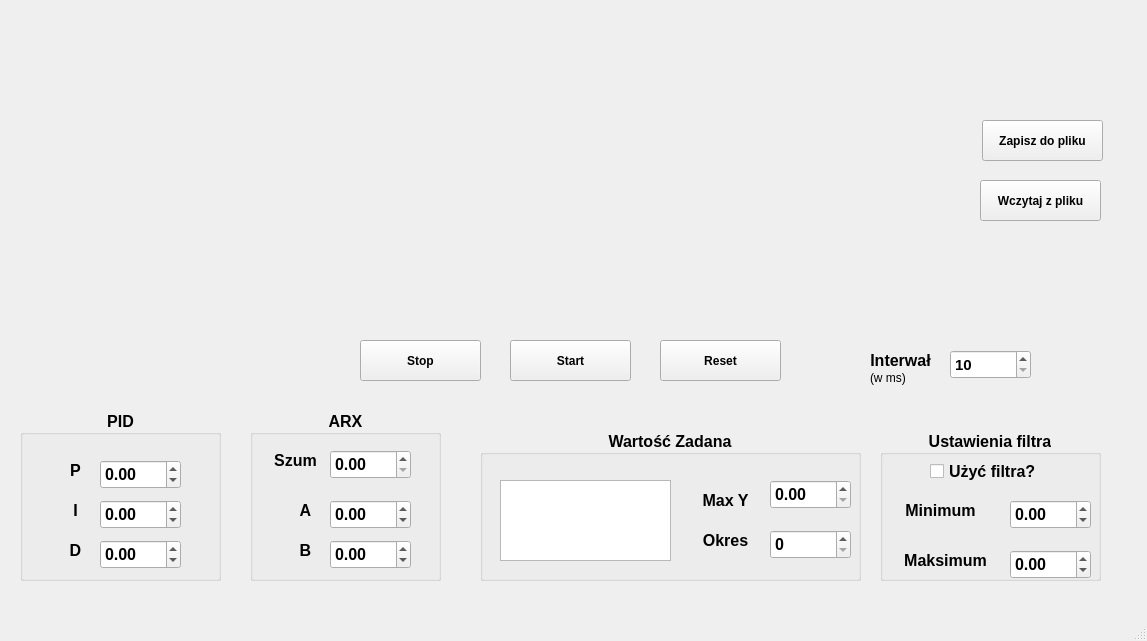
First picture: the form in symulator.ui, repository AleksandraWronaa/SymulatorUAR_GUI, before the edit.
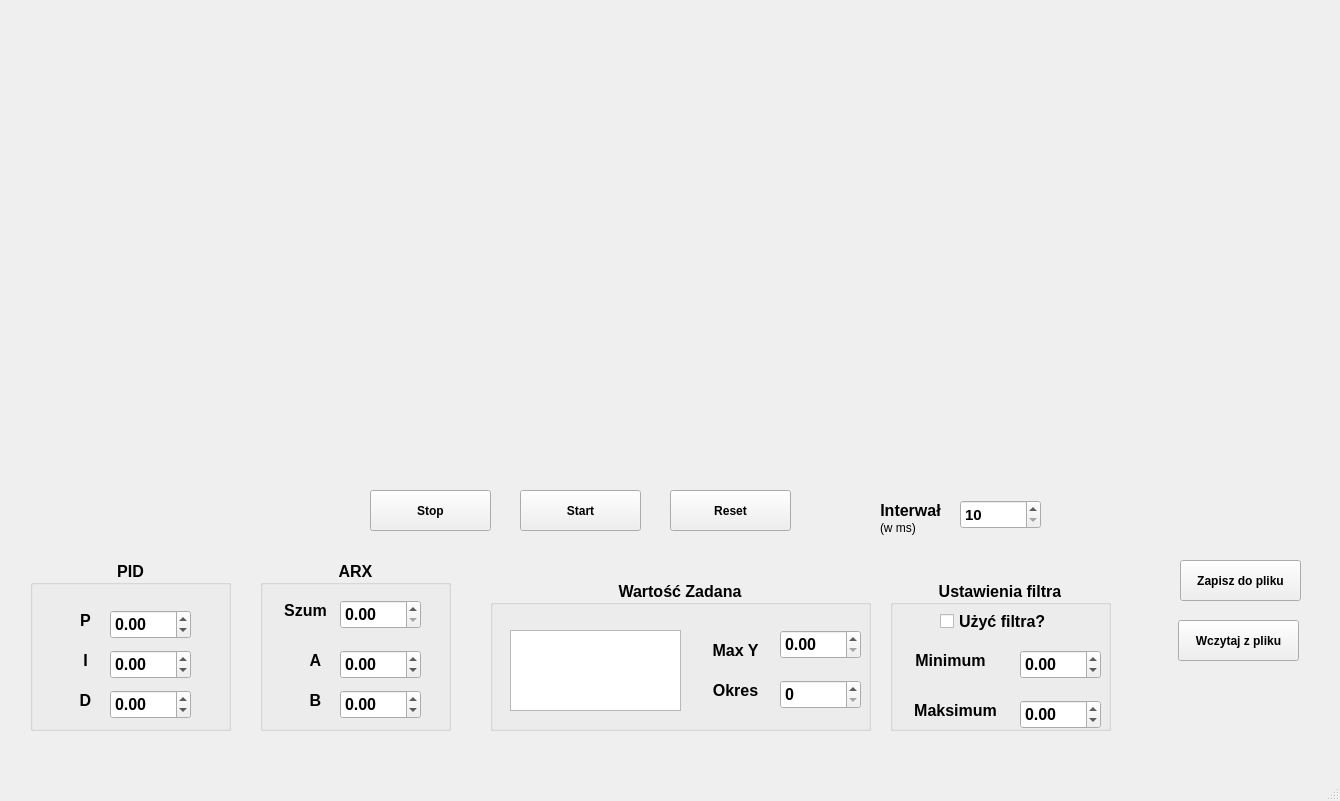
Second picture: the form after the edit. Custom widgets are drawn as their Qt base class.

Patch:
```diff
--- a/symulator.ui
+++ b/symulator.ui
@@ -6,8 +6,8 @@
    <rect>
     <x>0</x>
     <y>0</y>
-    <width>1147</width>
-    <height>641</height>
+    <width>1340</width>
+    <height>801</height>
    </rect>
   </property>
   <property name="windowTitle">
@@ -17,8 +17,8 @@
    <widget class="QPushButton" name="button_zapisz">
     <property name="geometry">
      <rect>
-      <x>982</x>
-      <y>120</y>
+      <x>1180</x>
+      <y>560</y>
       <width>121</width>
       <height>41</height>
      </rect>
@@ -35,8 +35,8 @@
    <widget class="QPushButton" name="button_wczytaj">
     <property name="geometry">
      <rect>
-      <x>980</x>
-      <y>180</y>
+      <x>1178</x>
+      <y>620</y>
       <width>121</width>
       <height>41</height>
      </rect>
@@ -53,8 +53,8 @@
    <widget class="QGroupBox" name="groupBox_PID">
     <property name="geometry">
      <rect>
-      <x>20</x>
-      <y>410</y>
+      <x>30</x>
+      <y>560</y>
       <width>201</width>
       <height>171</height>
      </rect>
@@ -189,8 +189,8 @@
    <widget class="QGroupBox" name="groupBox_ARX">
     <property name="geometry">
      <rect>
-      <x>250</x>
-      <y>410</y>
+      <x>260</x>
+      <y>560</y>
       <width>191</width>
       <height>171</height>
      </rect>
@@ -322,8 +322,8 @@
    <widget class="QGroupBox" name="groupBox_WartoscZadana">
     <property name="geometry">
      <rect>
-      <x>480</x>
-      <y>430</y>
+      <x>490</x>
+      <y>580</y>
       <width>381</width>
       <height>151</height>
      </rect>
@@ -427,8 +427,8 @@
    <widget class="QGroupBox" name="groupBox_UstawieniaFiltra">
     <property name="geometry">
      <rect>
-      <x>880</x>
-      <y>430</y>
+      <x>890</x>
+      <y>580</y>
       <width>221</width>
       <height>151</height>
      </rect>
@@ -538,8 +538,8 @@
    <widget class="QPushButton" name="button_start">
     <property name="geometry">
      <rect>
-      <x>510</x>
-      <y>340</y>
+      <x>520</x>
+      <y>490</y>
       <width>121</width>
       <height>41</height>
      </rect>
@@ -556,8 +556,8 @@
    <widget class="QPushButton" name="button_reset">
     <property name="geometry">
      <rect>
-      <x>660</x>
-      <y>340</y>
+      <x>670</x>
+      <y>490</y>
       <width>121</width>
       <height>41</height>
      </rect>
@@ -574,8 +574,8 @@
    <widget class="QPushButton" name="button_stop">
     <property name="geometry">
      <rect>
-      <x>360</x>
-      <y>340</y>
+      <x>370</x>
+      <y>490</y>
       <width>121</width>
       <height>41</height>
      </rect>
@@ -592,8 +592,8 @@
    <widget class="QLabel" name="label_interval">
     <property name="geometry">
      <rect>
-      <x>850</x>
-      <y>350</y>
+      <x>860</x>
+      <y>500</y>
       <width>101</width>
       <height>20</height>
      </rect>
@@ -617,8 +617,8 @@
    <widget class="QDoubleSpinBox" name="spinbox_interval">
     <property name="geometry">
      <rect>
-      <x>950</x>
-      <y>350</y>
+      <x>960</x>
+      <y>500</y>
       <width>81</width>
       <height>29</height>
      </rect>
@@ -642,8 +642,8 @@
    <widget class="QLabel" name="label_ms">
     <property name="geometry">
      <rect>
-      <x>870</x>
-      <y>370</y>
+      <x>880</x>
+      <y>520</y>
       <width>49</width>
       <height>16</height>
      </rect>
@@ -655,20 +655,20 @@
    <widget class="QCustomPlot" name="wykres" native="true">
     <property name="geometry">
      <rect>
-      <x>30</x>
-      <y>20</y>
-      <width>461</width>
-      <height>281</height>
+      <x>10</x>
+      <y>10</y>
+      <width>631</width>
+      <height>471</height>
      </rect>
     </property>
    </widget>
    <widget class="QCustomPlot" name="wykres_kontroler" native="true">
     <property name="geometry">
      <rect>
-      <x>530</x>
-      <y>20</y>
-      <width>441</width>
-      <height>281</height>
+      <x>670</x>
+      <y>10</y>
+      <width>661</width>
+      <height>471</height>
      </rect>
     </property>
    </widget>
```
Left out of the diff: 2 changed lines with no effect on the pictures.
